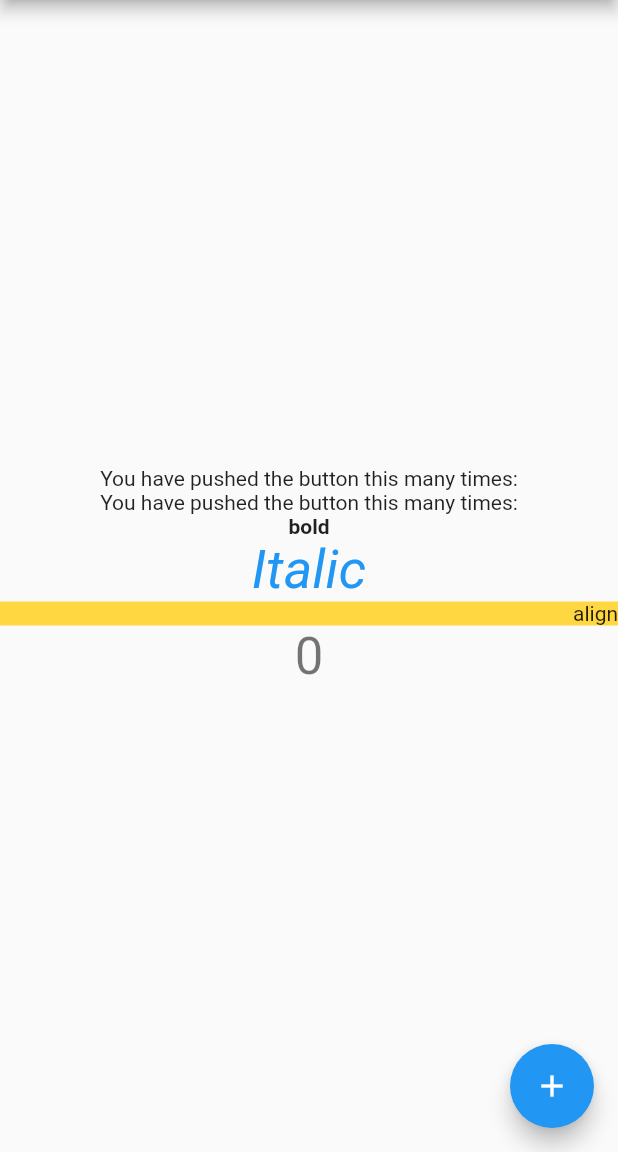
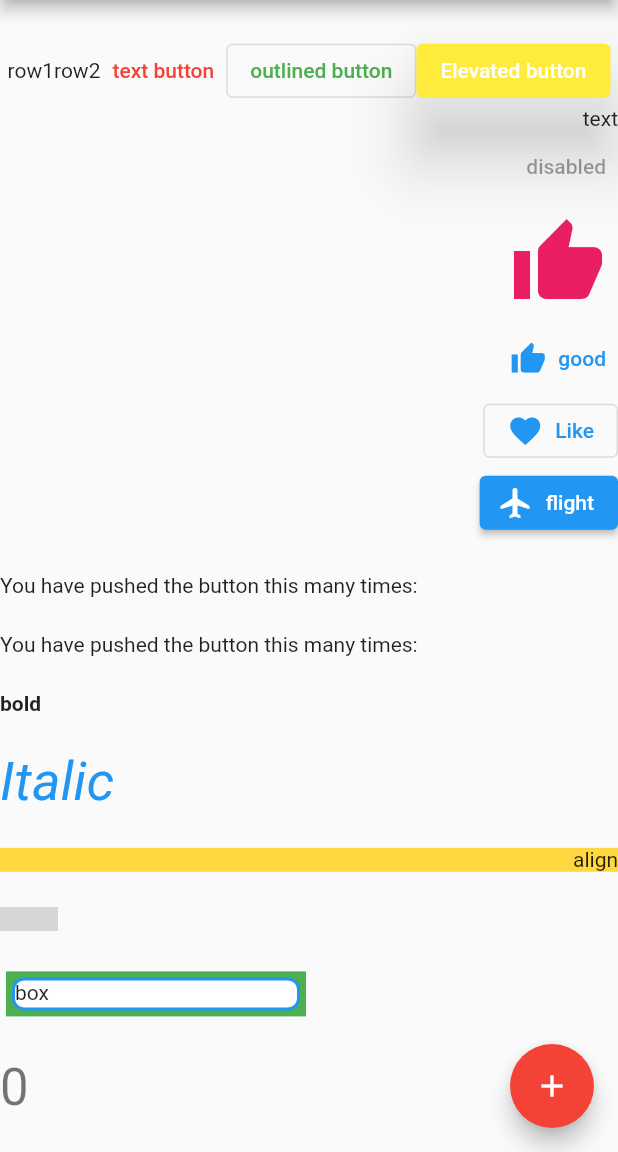
Before and after one commit to yu-aiki/sample-flutter, a Flutter app: the screen it shows after launch, on a phone screen of 412 x 824 dp, the part 84-1236 px from its top. Run offline on Flutter 3.47's test engine with Material 2 defaults, Android fonts, the phone set to English and light mode, and no system bars; network calls fail; grey boxes are pictures that could not be loaded.

Commit message:
add row, buttons

```diff
--- a/lib/main.dart
+++ b/lib/main.dart
@@ -94,25 +94,94 @@ class _MyHomePageState extends State<MyHomePage> {
           // center the children vertically; the main axis here is the vertical
           // axis because Columns are vertical (the cross axis would be
           // horizontal).
-          mainAxisAlignment: MainAxisAlignment.center,
+          mainAxisAlignment: MainAxisAlignment.spaceEvenly,
+          crossAxisAlignment: CrossAxisAlignment.start,
           children: <Widget>[
+            Column(
+                mainAxisAlignment: MainAxisAlignment.center,
+                crossAxisAlignment: CrossAxisAlignment.end,
+                children: <Widget>[
+                  Row(
+                      mainAxisAlignment: MainAxisAlignment.center,
+                      children: <Widget>[
+                        const Text("row1"),
+                        const Text("row2"),
+                        TextButton(
+                            onPressed: () {
+                              //do something
+                            },
+                            style: TextButton.styleFrom(primary: Colors.red),
+                            child: const Text("text button")),
+                        OutlinedButton(
+                          onPressed: () {},
+                          style:
+                              OutlinedButton.styleFrom(primary: Colors.green),
+                          child: const Text("outlined button"),
+                        ),
+                        ElevatedButton(
+                            onPressed: () {},
+                            style: ElevatedButton.styleFrom(
+                                primary: Colors.yellow, elevation: 20),
+                            child: const Text("Elevated button")),
+                      ]),
+                  const Text("text"),
+                  const TextButton(onPressed: null, child: Text("disabled")),
+                  IconButton(
+                    onPressed: () {},
+                    icon: const Icon(Icons.thumb_up),
+                    color: Colors.pink,
+                    iconSize: 64,
+                  ),
+                  TextButton.icon(
+                    onPressed: () {},
+                    icon: const Icon(Icons.thumb_up),
+                    label: const Text("good")
+                  ),
+                  OutlinedButton.icon(
+                    onPressed: () {},
+                    icon: const Icon(Icons.favorite),
+                    label: const Text("Like")
+                  ),
+                  ElevatedButton.icon(
+                    onPressed: () {},
+                    icon: const Icon(Icons.flight),
+                    label: const Text("flight")
+                  )
+                ]),
             const Text(
               'You have pushed the button this many times:',
             ),
             const Text(
               'You have pushed the button this many times:',
             ),
-            const Text(
-              'bold', style: TextStyle(fontWeight: FontWeight.bold)
-            ),
-            const Text(
-              'Italic', style: TextStyle(fontStyle: FontStyle.italic, fontSize: 36, color: Colors.blue)
+            const Text('bold', style: TextStyle(fontWeight: FontWeight.bold)),
+            const Text('Italic',
+                style: TextStyle(
+                    fontStyle: FontStyle.italic,
+                    fontSize: 36,
+                    color: Colors.blue)),
+            Container(
+                width: double.infinity,
+                color: Colors.amberAccent,
+                child: const Text('align', textAlign: TextAlign.end)),
+            Container(
+              decoration: const BoxDecoration(
+                  image: DecorationImage(
+                      image: NetworkImage("https://placehold.jp/200x100.png"))),
+              child: const Text("image"),
             ),
             Container(
-              width: double.infinity,
-              color: Colors.amberAccent,
-              child: const Text('align', textAlign: TextAlign.end)
-            ),
+                width: 200,
+                height: 30,
+                padding: EdgeInsets.all(4),
+                margin: EdgeInsets.all(4),
+                color: Colors.green,
+                child: Container(
+                    decoration: BoxDecoration(
+                        border: Border.all(color: Colors.blue, width: 2),
+                        borderRadius: BorderRadius.circular(8),
+                        color: Colors.white),
+                    child: const Text("box"))),
             Text(
               '$_counter',
               style: Theme.of(context).textTheme.headline4,
@@ -122,6 +191,7 @@ class _MyHomePageState extends State<MyHomePage> {
       ),
       floatingActionButton: FloatingActionButton(
         onPressed: _incrementCounter,
+        backgroundColor: Colors.red,
         tooltip: 'Increment',
         child: const Icon(Icons.add),
       ), // This trailing comma makes auto-formatting nicer for build methods.
```
